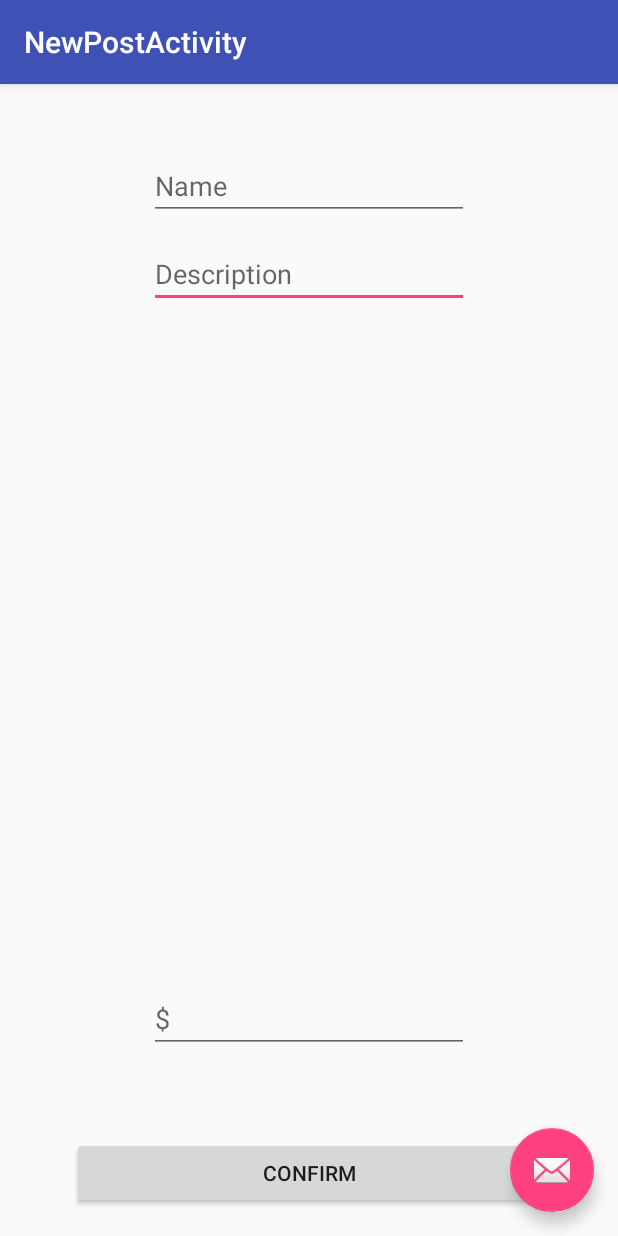
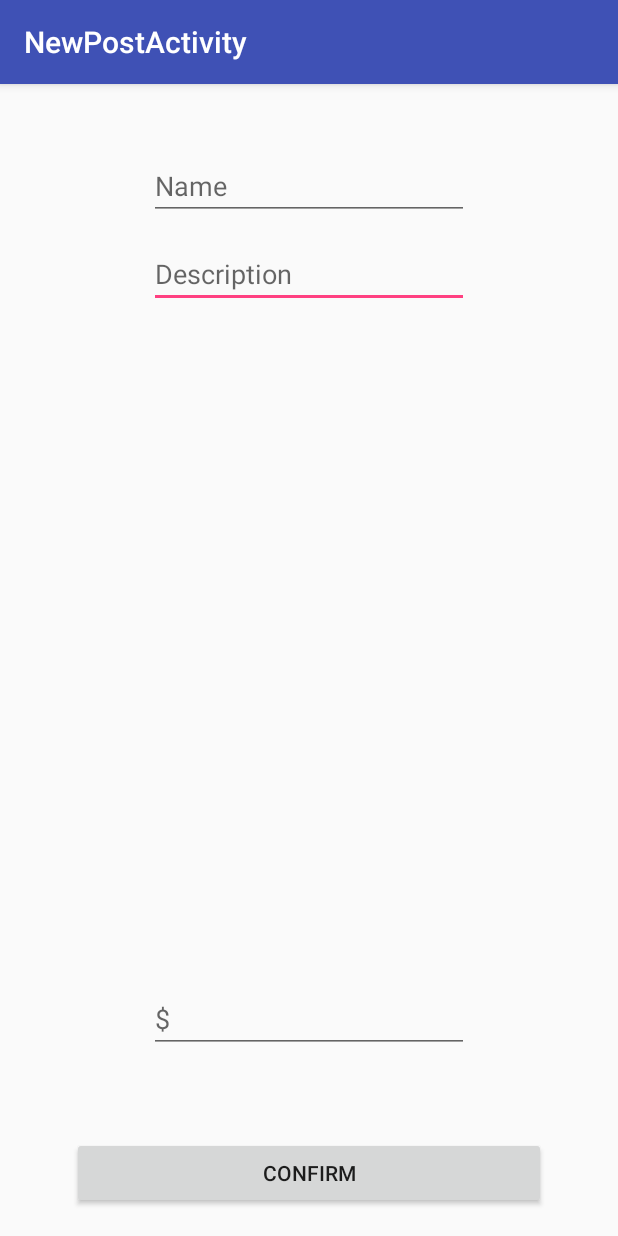
Before and after one commit to kcamp34/CPEN321-iNeed-KAT, an Android app: the NewPostActivity screen opened directly, with no data from a screen before it, on a phone screen of 412 x 824 dp. Run offline under Robolectric (Android 15) with nearby library versions, the phone set to English and light mode, and no system bars.

Commit message:
Removed floating action button

```diff
--- a/app/src/main/AndroidManifest.xml
+++ b/app/src/main/AndroidManifest.xml
@@ -52,6 +52,7 @@
             android:theme="@style/AppTheme.NoActionBar" />
         <activity
             android:name=".NewPostActivity"
+            android:exported="true"
             android:label="@string/title_activity_new_post"
             android:theme="@style/AppTheme.NoActionBar" />
         <activity
--- a/app/src/main/java/com/kat/cpen321_ineed/NewPostActivity.java
+++ b/app/src/main/java/com/kat/cpen321_ineed/NewPostActivity.java
@@ -21,15 +21,6 @@ public class NewPostActivity extends AppCompatActivity {
         Toolbar toolbar = (Toolbar) findViewById(R.id.toolbar);
         setSupportActionBar(toolbar);
         this.addButtonClick();
-
-        FloatingActionButton fab = (FloatingActionButton) findViewById(R.id.fab);
-        fab.setOnClickListener(new View.OnClickListener() {
-            @Override
-            public void onClick(View view) {
-                Snackbar.make(view, "Replace with your own action", Snackbar.LENGTH_LONG)
-                        .setAction("Action", null).show();
-            }
-        });
     }
 
     /**
--- a/app/src/main/res/layout/activity_new_post.xml
+++ b/app/src/main/res/layout/activity_new_post.xml
@@ -22,12 +22,4 @@
 
     <include layout="@layout/content_new_post" />
 
-    <android.support.design.widget.FloatingActionButton
-        android:id="@+id/fab"
-        android:layout_width="wrap_content"
-        android:layout_height="wrap_content"
-        android:layout_gravity="bottom|end"
-        android:layout_margin="@dimen/fab_margin"
-        app:srcCompat="@android:drawable/ic_dialog_email" />
-
 </android.support.design.widget.CoordinatorLayout>
```
